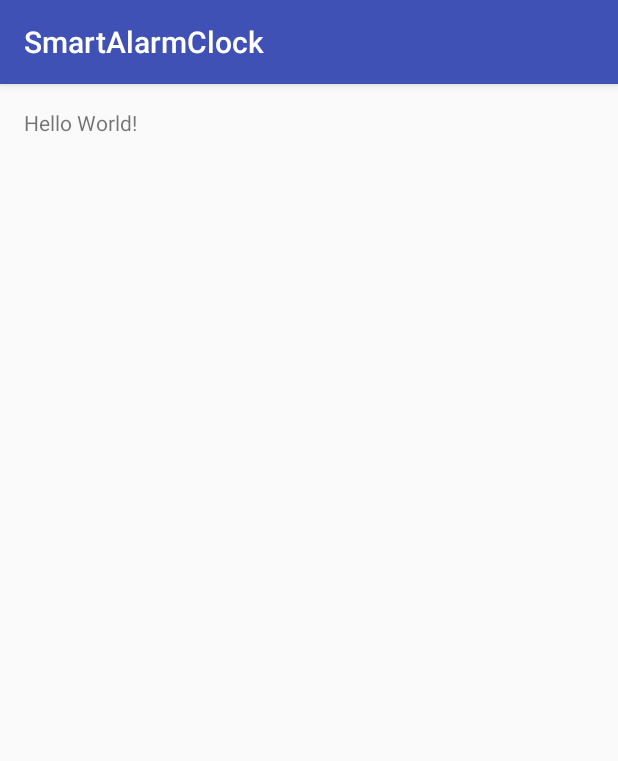
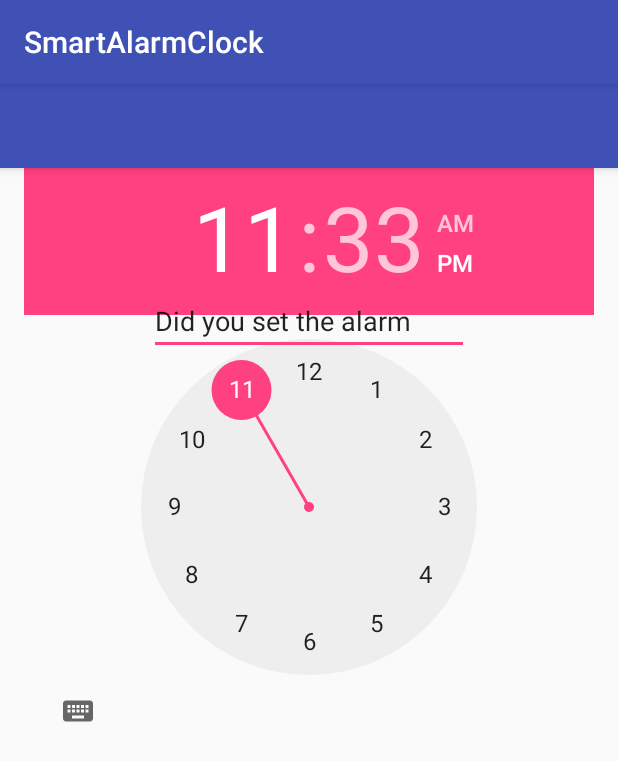
Before and after one commit to conorwhyte/SmartAlarmClock, an Android app: the screen it shows after launch (MainActivity), on a phone screen of 412 x 824 dp. Shown: the top 761 px of the screen. Run offline under Robolectric (Android 15) with nearby library versions, the light colour scheme and no system bars.

Commit message:
Alarm Clock

```diff
--- a/app/build.gradle
+++ b/app/build.gradle
@@ -25,5 +25,6 @@ dependencies {
         exclude group: 'com.android.support', module: 'support-annotations'
     })
     compile 'com.android.support:appcompat-v7:24.2.1'
+    compile 'com.android.support:design:24.2.1'
     testCompile 'junit:junit:4.12'
 }
--- a/app/src/main/java/com/example/conorwhyte/smartalarmclock/MainActivity.java
+++ b/app/src/main/java/com/example/conorwhyte/smartalarmclock/MainActivity.java
@@ -1,14 +1,25 @@
 package com.example.conorwhyte.smartalarmclock;
 
+import android.annotation.TargetApi;
+import android.app.AlarmManager;
+import android.app.PendingIntent;
+import android.content.Context;
+import android.content.Intent;
 import android.hardware.Sensor;
 import android.hardware.SensorEvent;
 import android.hardware.SensorEventListener;
 import android.hardware.SensorManager;
+import android.os.Build;
 import android.os.Handler;
 import android.support.v7.app.AppCompatActivity;
 import android.os.Bundle;
+import android.view.View;
+import android.widget.Button;
 import android.widget.TextView;
+import android.widget.TimePicker;
 import android.widget.Toast;
+
+import java.util.Calendar;
 
 public class MainActivity extends AppCompatActivity implements SensorEventListener{
 
@@ -20,7 +31,15 @@ public class MainActivity extends AppCompatActivity implements SensorEventListen
     private float mAccelCurrent;
     private float mAccelLast;
 
+    //Alarm Variables
+    AlarmManager alarmManager;
+    private PendingIntent pending_intent;
+    private TimePicker alarmTimePicker;
+    private static MainActivity inst;
+    private TextView alarmTextView;
+    private Context context;
 
+    @TargetApi(Build.VERSION_CODES.M)
     @Override
     protected void onCreate(Bundle savedInstanceState) {
         super.onCreate(savedInstanceState);
@@ -33,7 +52,61 @@ public class MainActivity extends AppCompatActivity implements SensorEventListen
         mAccel = 0.00f;
         mAccelCurrent = SensorManager.GRAVITY_EARTH;
         mAccelLast = SensorManager.GRAVITY_EARTH;
+
+        this.context = this;
+        alarmTextView = (TextView) findViewById(R.id.update_text);
+        final Intent myIntent = new Intent(this.context, AlarmReceiver.class);
+        alarmManager = (AlarmManager) getSystemService(ALARM_SERVICE);
+        // set the alarm to the time that you picked
+        final Calendar calendar = Calendar.getInstance();
+        //calendar.add(Calendar.SECOND, 3);
+        alarmTimePicker = (TimePicker) findViewById(R.id.timePicker);
+
+        Button start_alarm= (Button) findViewById(R.id.start_alarm);
+
+        start_alarm.setOnClickListener(new View.OnClickListener() {
+
+            @Override
+            public void onClick(View v) {
+
+                calendar.set(Calendar.HOUR_OF_DAY, alarmTimePicker.getHour());
+                calendar.set(Calendar.MINUTE, alarmTimePicker.getMinute());
+                final int hour = alarmTimePicker.getHour();
+                final int minute = alarmTimePicker.getMinute();;
+                String minute_string = String.valueOf(minute);
+                String hour_string = String.valueOf(hour);
+                if (minute < 10) {
+                    minute_string = "0" + String.valueOf(minute);
+                }
+                if (hour > 12) {
+                    hour_string = String.valueOf(hour - 12) ;
+                }
+                myIntent.putExtra("extra", "yes");
+                pending_intent = PendingIntent.getBroadcast(MainActivity.this, 0, myIntent, PendingIntent.FLAG_UPDATE_CURRENT);
+                alarmManager.set(AlarmManager.RTC_WAKEUP, calendar.getTimeInMillis(), pending_intent);
+                setAlarmText("Alarm set to " + hour_string + ":" + minute_string);
+            }
+
+        });
+
+        Button stop_alarm= (Button) findViewById(R.id.stop_alarm);
+
+        stop_alarm.setOnClickListener(new View.OnClickListener() {
+            @Override
+            public void onClick(View v) {
+
+                myIntent.putExtra("extra", "no");
+                sendBroadcast(myIntent);
+                alarmManager.cancel(pending_intent);
+                setAlarmText("Alarm canceled");
+            }
+        });
     }
+
+    public void setAlarmText(String alarmText) {
+        alarmTextView.setText(alarmText);
+    }
+
 
     public void onResume() {
         super.onResume();
--- a/app/src/main/res/layout/activity_main.xml
+++ b/app/src/main/res/layout/activity_main.xml
@@ -1,17 +1,28 @@
 <?xml version="1.0" encoding="utf-8"?>
-<RelativeLayout xmlns:android="http://schemas.android.com/apk/res/android"
+<android.support.design.widget.CoordinatorLayout xmlns:android="http://schemas.android.com/apk/res/android"
+    xmlns:app="http://schemas.android.com/apk/res-auto"
     xmlns:tools="http://schemas.android.com/tools"
-    android:id="@+id/activity_main"
     android:layout_width="match_parent"
     android:layout_height="match_parent"
-    android:paddingBottom="@dimen/activity_vertical_margin"
-    android:paddingLeft="@dimen/activity_horizontal_margin"
-    android:paddingRight="@dimen/activity_horizontal_margin"
-    android:paddingTop="@dimen/activity_vertical_margin"
+    android:fitsSystemWindows="true"
     tools:context="com.example.conorwhyte.smartalarmclock.MainActivity">
 
-    <TextView
-        android:layout_width="wrap_content"
+    <android.support.design.widget.AppBarLayout
+        android:layout_width="match_parent"
         android:layout_height="wrap_content"
-        android:text="Hello World!" />
-</RelativeLayout>
+        android:theme="@style/AppTheme">
+
+        <android.support.v7.widget.Toolbar
+            android:id="@+id/toolbar"
+            android:layout_width="match_parent"
+            android:layout_height="?attr/actionBarSize"
+            android:background="?attr/colorPrimary"
+            app:popupTheme="@style/AppTheme" />
+
+    </android.support.design.widget.AppBarLayout>
+
+    <include layout="@layout/content_main"
+        android:layout_width="match_parent"
+        android:layout_height="461dp" />
+
+</android.support.design.widget.CoordinatorLayout>
--- /dev/null
+++ b/app/src/main/res/layout/content_main.xml
@@ -0,0 +1,53 @@
+<?xml version="1.0" encoding="utf-8"?>
+<RelativeLayout xmlns:android="http://schemas.android.com/apk/res/android"
+    xmlns:app="http://schemas.android.com/apk/res-auto"
+    xmlns:tools="http://schemas.android.com/tools"
+    android:id="@+id/content_main"
+    android:layout_width="match_parent"
+    android:layout_height="match_parent"
+    android:paddingBottom="@dimen/activity_vertical_margin"
+    android:paddingLeft="@dimen/activity_horizontal_margin"
+    android:paddingRight="@dimen/activity_horizontal_margin"
+    android:paddingTop="@dimen/activity_vertical_margin"
+    app:layout_behavior="@string/appbar_scrolling_view_behavior"
+    tools:context="com.example.conorwhyte.smartalarmclock.MainActivity">
+
+    <TimePicker
+        android:layout_width="wrap_content"
+        android:layout_height="wrap_content"
+        android:id="@+id/timePicker"
+        android:layout_alignParentTop="true"
+        android:layout_alignParentStart="true"
+        android:layout_marginTop="38dp" />
+
+    <Button
+        android:text="Stop Alarm"
+        android:layout_width="wrap_content"
+        android:layout_height="wrap_content"
+        android:layout_marginRight="24dp"
+        android:layout_marginEnd="24dp"
+        android:id="@+id/stop_alarm"
+        android:layout_below="@+id/timePicker"
+        android:layout_alignParentEnd="true" />
+
+    <Button
+        android:text="Set Alarm"
+        android:layout_width="wrap_content"
+        android:layout_height="wrap_content"
+        android:layout_marginLeft="46dp"
+        android:layout_marginStart="46dp"
+        android:id="@+id/start_alarm"
+        android:layout_below="@+id/timePicker"
+        android:layout_alignParentStart="true" />
+
+    <EditText
+        android:layout_width="wrap_content"
+        android:layout_height="wrap_content"
+        android:inputType="textPersonName"
+        android:text="Did you set the alarm"
+        android:ems="10"
+        android:id="@+id/update_text"
+        android:layout_alignTop="@+id/timePicker"
+        android:layout_centerHorizontal="true"
+        android:layout_marginTop="81dp" />
+</RelativeLayout>
```
Also changed, not shown: app/src/main/AndroidManifest.xml (+8 -1 lines), app/src/main/java/com/example/conorwhyte/smartalarmclock/AlarmReceiver.java (added, +35 -0 lines), app/src/main/java/com/example/conorwhyte/smartalarmclock/RingtonePlayingService.java (added, +61 -0 lines), 2 other files.
